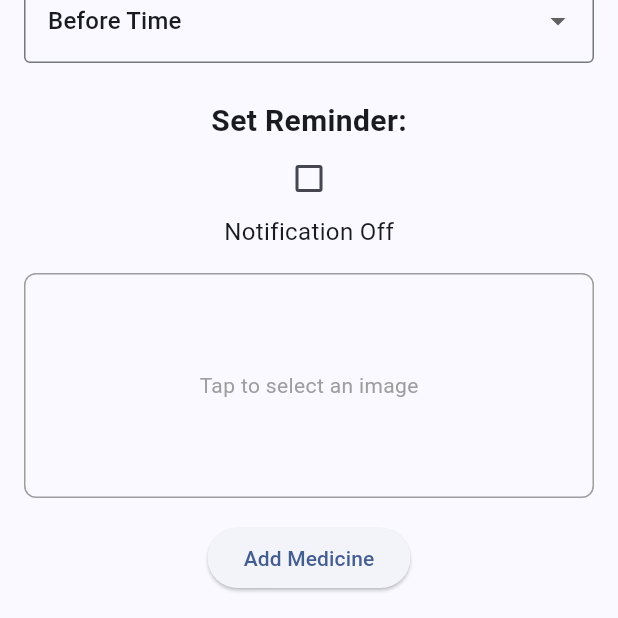
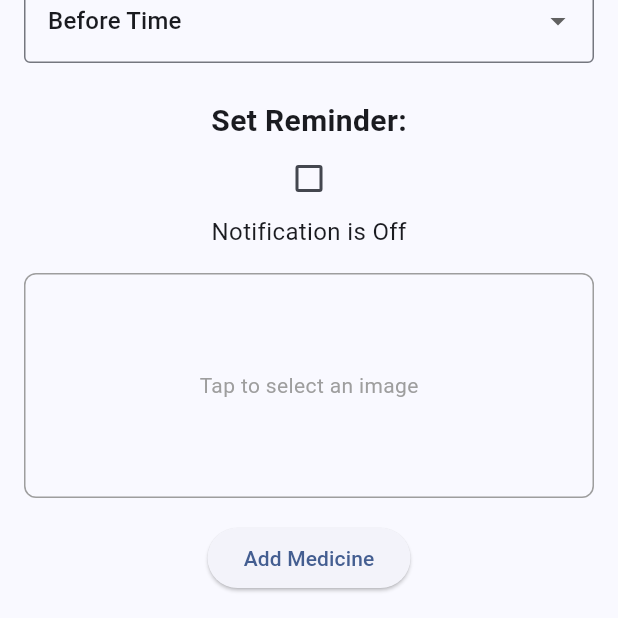
Before and after one commit to Nowshin17/MediHelp-Mobile-Application, a Flutter app: the MedAppPage screen opened directly, scrolled down 407 dp, on a phone screen of 412 x 824 dp, the part 618-1236 px from its top. Run offline on Flutter 3.47's test engine with Material 2 defaults, Android fonts, the phone set to English and light mode, and no system bars; our stand-ins replace image_picker; network calls fail.

Commit message:
add page changes

```diff
--- a/lib/screens/medAddPage.dart
+++ b/lib/screens/medAddPage.dart
@@ -410,7 +410,7 @@ class _MedAppPageState extends State<MedAppPage> {
                 },
               ),
               Text(
-                _isChecked ? "Notification On" : "Notification Off",
+                _isChecked ? "Notification is On" : "Notification is Off",
                 style: const TextStyle(fontSize: 16),
               ),
               const SizedBox(height: 16),
```
